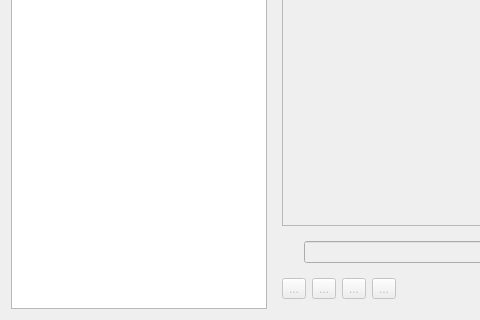
First picture: the form in transtext/transwidget.ui, repository samstyle/transtool, before the edit; both pictures show x 0 to 480 and y 97 to 417 of the 963 by 417 pixel window.
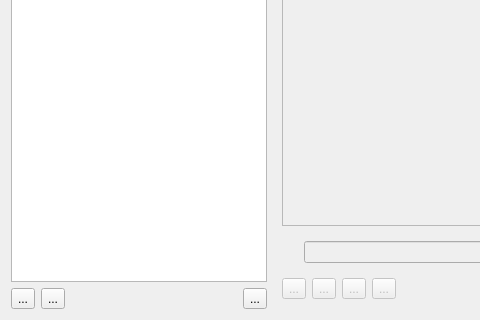
Second picture: the form after the edit. Icons and pictures are not drawn.

The edit to the form file:
```diff
--- a/transtext/transwidget.ui
+++ b/transtext/transwidget.ui
@@ -15,6 +15,8 @@
   </property>
   <layout class="QHBoxLayout" name="horizontalLayout_2" stretch="0,10">
    <item>
+    <layout class="QVBoxLayout" name="verticalLayout_3">
+     <item>
     <widget class="QTreeWidget" name="tree">
      <property name="contextMenuPolicy">
       <enum>Qt::CustomContextMenu</enum>
@@ -42,6 +44,67 @@
     </widget>
    </item>
    <item>
+      <layout class="QHBoxLayout" name="horizontalLayout_5">
+       <item>
+        <widget class="QToolButton" name="tbNewDir">
+         <property name="toolTip">
+          <string>New dir</string>
+         </property>
+         <property name="text">
+          <string>...</string>
+         </property>
+         <property name="icon">
+          <iconset resource="resources.qrc">
+           <normaloff>:/folder-new.png</normaloff>:/folder-new.png</iconset>
+         </property>
+        </widget>
+       </item>
+       <item>
+        <widget class="QToolButton" name="tbNewPage">
+         <property name="toolTip">
+          <string>New Page</string>
+         </property>
+         <property name="text">
+          <string>...</string>
+         </property>
+         <property name="icon">
+          <iconset resource="resources.qrc">
+           <normaloff>:/newpage.png</normaloff>:/newpage.png</iconset>
+         </property>
+        </widget>
+       </item>
+       <item>
+        <spacer name="horizontalSpacer">
+         <property name="orientation">
+          <enum>Qt::Horizontal</enum>
+         </property>
+         <property name="sizeHint" stdset="0">
+          <size>
+           <width>40</width>
+           <height>20</height>
+          </size>
+         </property>
+        </spacer>
+       </item>
+       <item>
+        <widget class="QToolButton" name="tbDelete">
+         <property name="toolTip">
+          <string>Delete</string>
+         </property>
+         <property name="text">
+          <string>...</string>
+         </property>
+         <property name="icon">
+          <iconset resource="resources.qrc">
+           <normaloff>:/delete.png</normaloff>:/delete.png</iconset>
+         </property>
+        </widget>
+       </item>
+      </layout>
+     </item>
+    </layout>
+   </item>
+   <item>
     <widget class="QWidget" name="tabs" native="true">
      <property name="enabled">
       <bool>false</bool>
```
Left out of the diff: 10 changed lines with no effect on the pictures. Lines whose indentation alone changed are shown as unchanged.
